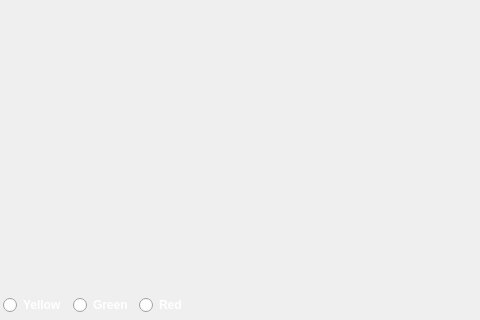
Cleber-git/textEdit, file mainwindow.ui: the form before one commit; both pictures show x 0 to 480 and y 387 to 707 of the 1500 by 707 pixel window.
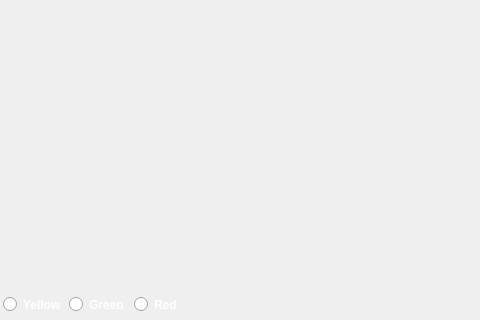
The form after the commit.

Commit message: Personalizando rádio dos QRadioButtons Da classe MainWindow

Patch:
```diff
--- a/mainwindow.ui
+++ b/mainwindow.ui
@@ -45,7 +45,15 @@
         </font>
        </property>
        <property name="styleSheet">
-        <string notr="true">color: white ;</string>
+        <string notr="true">QRadioButton{
+color: white ;
+}
+QRadioButton::indicator::checked {
+    border: 2px solid #555;
+    background-color: yellow;
+	color: white ;
+	border-radius: 2px ;
+}</string>
        </property>
        <property name="text">
         <string>Yellow</string>
@@ -60,7 +68,14 @@
         </font>
        </property>
        <property name="styleSheet">
-        <string notr="true">color: white ;</string>
+        <string notr="true">QRadioButton{
+color: white ;
+}
+QRadioButton::indicator::checked { 
+    border: 2px solid #555;
+    background-color: green;
+	color: white ;    
+}</string>
        </property>
        <property name="text">
         <string>Green</string>
@@ -75,7 +90,14 @@
         </font>
        </property>
        <property name="styleSheet">
-        <string notr="true">color: white ;</string>
+        <string notr="true">QRadioButton{
+color: white ;
+}
+QRadioButton::indicator::checked {
+            border: 2px solid #555;
+            background-color: red;
+			color: white ;
+        }</string>
        </property>
        <property name="text">
         <string>Red</string>
```
The commit also changes 1 other file.
